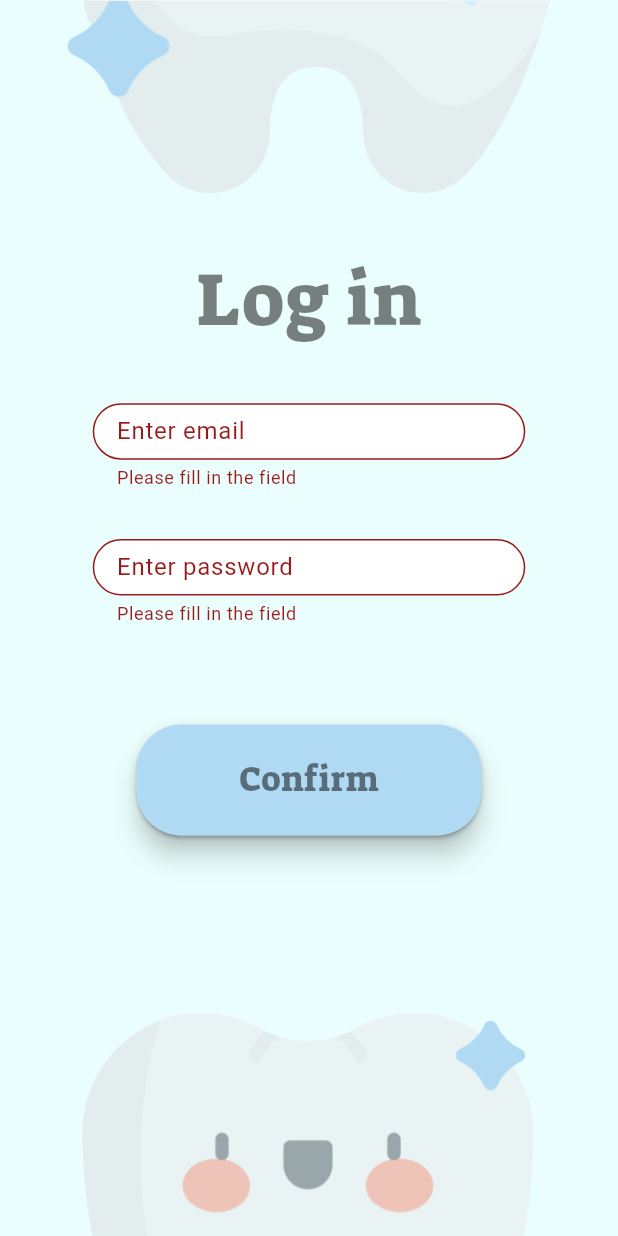
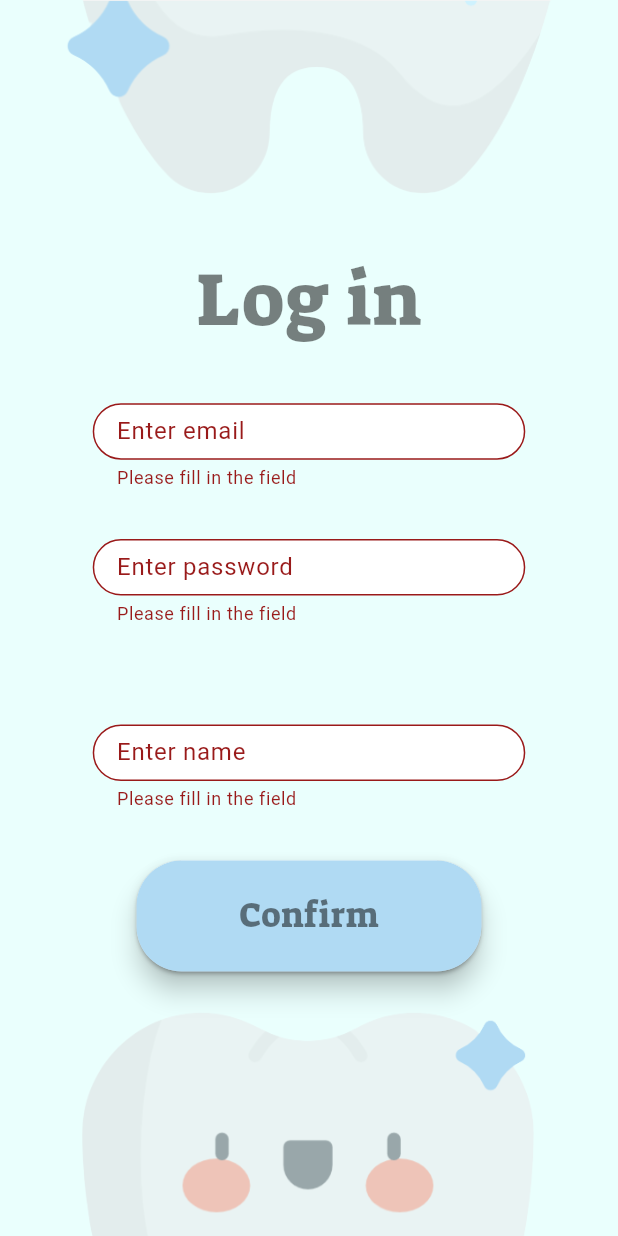
Before and after one commit to wanders00/dit356_distributed_systems_development, a Flutter app: the Authentication screen opened directly with empty values, after a tap on "Confirm", on a phone screen of 412 x 824 dp. Run offline on Flutter 3.47's test engine with Material 3 defaults, Android fonts, the phone set to English and light mode, and no system bars; our stand-ins replace firebase_auth, firebase_core, syncfusion_flutter_calendar; missing offline and left inert: mapbox_gl; accounts and stored records are empty; generated files the repository leaves out were written again; network calls fail.

Commit message:
Add name field to signup form #50

```diff
--- a/Website/Frontend/lib/authentication.dart
+++ b/Website/Frontend/lib/authentication.dart
@@ -19,6 +19,7 @@ class _AuthenticationState extends State<Authentication> {
   final emailController = TextEditingController();
   final passwordController = TextEditingController();
   final confirmPasswordController = TextEditingController();
+  final nameController = TextEditingController();
   final _formKey = GlobalKey<FormState>();
   String? errorMsg;
 
@@ -94,6 +95,17 @@ class _AuthenticationState extends State<Authentication> {
                       SizedBox(
                         height: screenSize.height * 0.04,
                       ),
+                      createTextField(
+                          screenSize.width * textFieldWidthFactor,
+                          screenSize.height * 0.07,
+                          AppLocalizations.of(context)!
+                              .authentication_enterName,
+                          nameController,
+                          context,
+                          false),
+                      SizedBox(
+                        height: screenSize.height * 0.04,
+                      ),
                       Material(
                         elevation: 7,
                         borderRadius: BorderRadius.circular(30.0),
@@ -162,7 +174,7 @@ class _AuthenticationState extends State<Authentication> {
   onPressed(BuildContext context) async {
     if (_formKey.currentState!.validate()) {
       if (widget.isSigningUp) {
-        await signUp(emailController.text, passwordController.text, context);
+        await signUp(emailController.text, passwordController.text, nameController.text, context);
       } else {
         await logIn(emailController.text, passwordController.text, context);
       }
@@ -170,7 +182,7 @@ class _AuthenticationState extends State<Authentication> {
   }
 
   Future<void> signUp(
-      String email, String password, BuildContext context) async {
+      String email, String password, String name, BuildContext context) async {
     try {
       await FirebaseAuth.instance
           .createUserWithEmailAndPassword(email: email, password: password);
@@ -178,6 +190,7 @@ class _AuthenticationState extends State<Authentication> {
 
       FirebaseAuth.instance.currentUser?.sendEmailVerification();
       errorMsg = "Please verify your email and log in";
+      await FirebaseAuth.instance.currentUser?.updateDisplayName(name);
       setState(() {});
       await FirebaseAuth.instance.signOut();
     } on FirebaseAuthException catch (e) {
--- a/Website/Frontend/lib/l10n/app_bg.arb
+++ b/Website/Frontend/lib/l10n/app_bg.arb
@@ -9,6 +9,8 @@
     "authentication_enterEmail": "Въведете имейл",
     "authentication_enterPassword": "Въведете парола",
     "authentication_confirmPassword": "Потвърдете паролата",
+    "authentication_enterName": "Въведи име",
+
     "dentist_offices": "Зъболекарски кабинети: ",
 
     "setting_title": "Настройки",
--- a/Website/Frontend/lib/l10n/app_de.arb
+++ b/Website/Frontend/lib/l10n/app_de.arb
@@ -9,8 +9,9 @@
     "authentication_enterEmail": "E-Mail-Adresse eingeben",
     "authentication_enterPassword": "Passwort eingeben",
     "authentication_confirmPassword": "Passwort bestätigen",
-    "dentist_offices" : "Zahnarztpraxen:"
-    ,
+    "authentication_enterName": "Name eingeben",
+
+    "dentist_offices" : "Zahnarztpraxen:",
 
     "setting_title": "Einstellungen",
     "setting_notification": "Benachrichtigungen",
--- a/Website/Frontend/lib/l10n/app_en.arb
+++ b/Website/Frontend/lib/l10n/app_en.arb
@@ -32,6 +32,12 @@
     "@authentication_confirmPassword": {
         "description": "The confirm password label on the authentication page"
     },
+    "authentication_enterName": "Enter name",
+    "@authentication_enterName":{
+        "description": "The enter name label on the authentication page"
+    },
+
+
     "dentist_offices": "Dentist Offices: ",
     "@dentist_offices": {
         "description": "amount of dentist offices;"
--- a/Website/Frontend/lib/l10n/app_sv.arb
+++ b/Website/Frontend/lib/l10n/app_sv.arb
@@ -9,7 +9,9 @@
     "authentication_enterEmail": "Ange din e-postadress",
     "authentication_enterPassword": "Ange ditt lösenord",
     "authentication_confirmPassword": "Bekräfta ditt lösenord",
-    "dentist_offices" : "Tandläkarmottagningar: " ,
+    "authentication_enterName": "Ange namn",
+
+    "dentist_offices" : "Tandläkarmottagningar: ",
 
     "setting_title": "Inställningar",
     "setting_notification": "Aviseringar",
```
